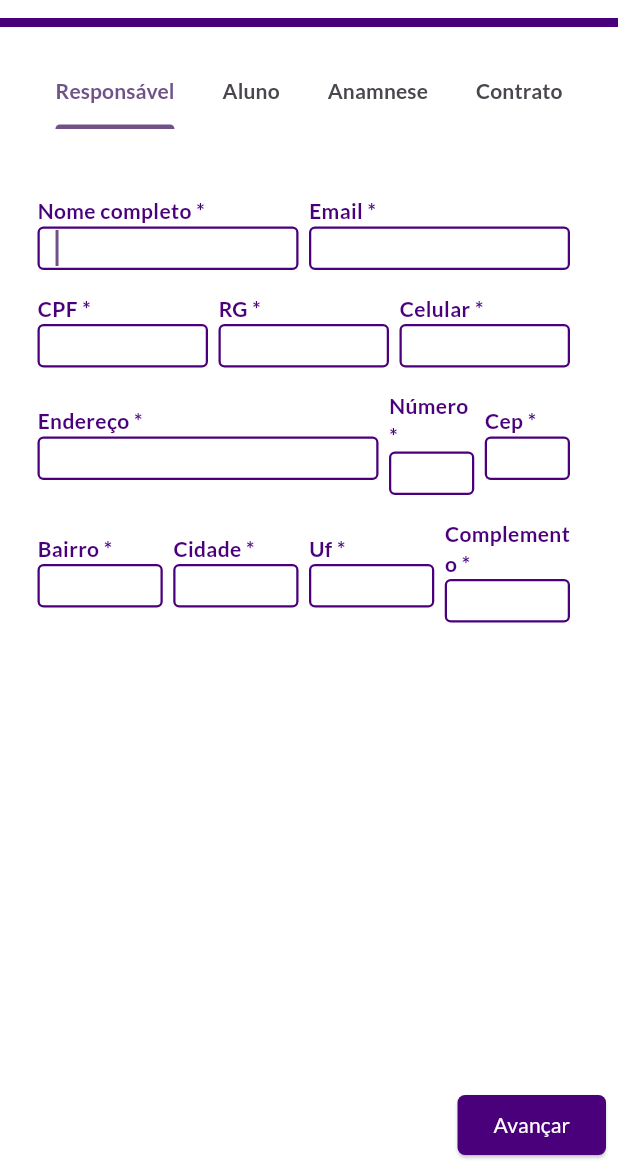
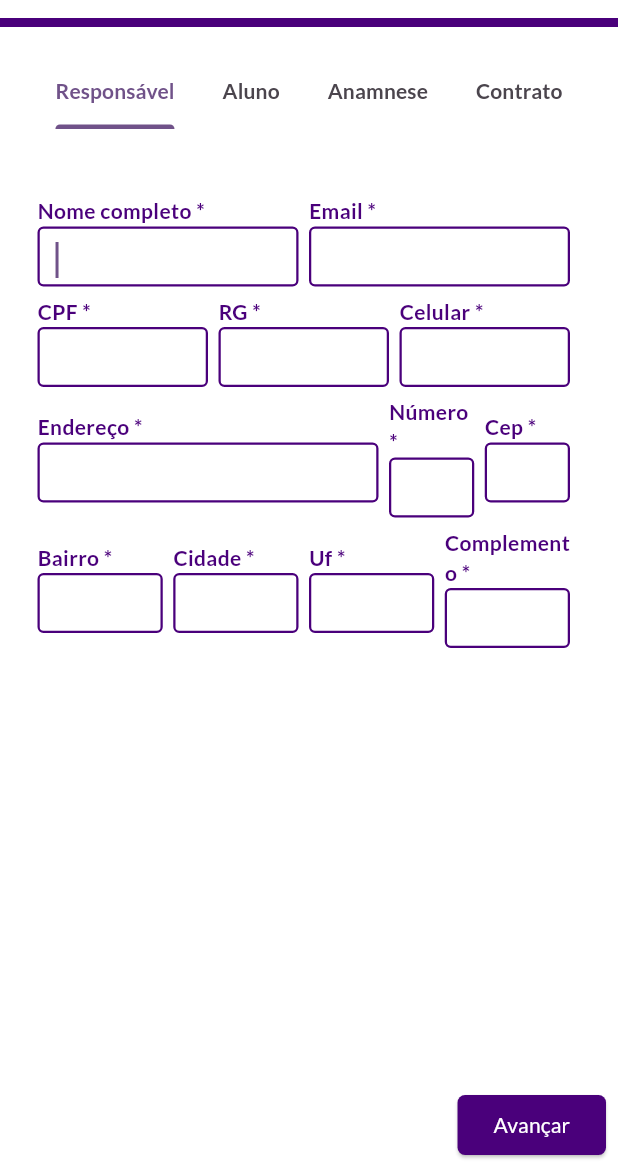
Before and after one commit to victorhug01/acadia_system, a Flutter app: the RegisterStudentPage screen opened by its route, on a phone screen of 412 x 824 dp, the part 63-1236 px from its top. Run offline on Flutter 3.47's test engine with Material 3 defaults, Android fonts, the phone set to English and light mode, and no system bars; our stand-ins replace animate_do, email_validator, google_fonts, hugeicons, image_picker, quickalert and 1 more; missing offline and left inert: window_manager; accounts and stored records are empty.

Commit message:
altura inputfield

```diff
--- a/lib/src/components/textformfields/field_component.dart
+++ b/lib/src/components/textformfields/field_component.dart
@@ -14,6 +14,7 @@ class TextFormFieldComponent extends StatefulWidget {
   final double sizeInputBorder;
   final Color? colorBorderInput;
   final double? paddingLeftInput;
+
   const TextFormFieldComponent({
     super.key,
     required this.controller,
@@ -26,7 +27,8 @@ class TextFormFieldComponent extends StatefulWidget {
     required this.autofocus,
     required this.inputBorderType,
     required this.sizeInputBorder,
-    this.colorBorderInput, this.paddingLeftInput,
+    this.colorBorderInput,
+    this.paddingLeftInput,
   });
 
   @override
@@ -36,6 +38,12 @@ class TextFormFieldComponent extends StatefulWidget {
 class _TextFormFieldComponentState extends State<TextFormFieldComponent> {
   @override
   Widget build(BuildContext context) {
+    final borderSideStyle = widget.inputBorderType.copyWith(
+      borderSide: BorderSide(
+        color: widget.colorBorderInput ?? ColorSchemeManagerClass.colorPrimary,
+        width: widget.sizeInputBorder,
+      ),
+    );
     return TextFormField(
       autofocus: widget.autofocus,
       keyboardType: widget.inputType,
@@ -45,36 +53,13 @@ class _TextFormFieldComponentState extends State<TextFormFieldComponent> {
         prefixIcon: widget.iconPrefix,
         suffixIcon: widget.iconSuffix,
         labelText: widget.labelText,
-        isDense:  true,
-        contentPadding: EdgeInsets.only(top: 0, left: widget.paddingLeftInput ?? 00.0, bottom: 5, right: 5),
+        contentPadding: EdgeInsets.symmetric(vertical: 10.0, horizontal: widget.paddingLeftInput ?? 0.0),
         labelStyle: const TextStyle(
           fontWeight: FontWeight.w500,
         ),
-        enabledBorder: widget.inputBorderType.copyWith(
-          borderSide: BorderSide(
-            color: widget.colorBorderInput ?? ColorSchemeManagerClass.colorGrey,
-            width: widget.sizeInputBorder,
-          ),
-        ),
-        focusedBorder: widget.inputBorderType.copyWith(
-          borderSide: BorderSide(
-            color:
-                widget.colorBorderInput ?? ColorSchemeManagerClass.colorPrimary,
-            width: widget.sizeInputBorder,
-          ),
-        ),
-        errorBorder: widget.inputBorderType.copyWith(
-          borderSide: BorderSide(
-            color: ColorSchemeManagerClass.colorDanger,
-            width: widget.sizeInputBorder,
-          ),
-        ),
-        focusedErrorBorder: widget.inputBorderType.copyWith(
-          borderSide: BorderSide(
-            color: ColorSchemeManagerClass.colorDanger,
-            width: widget.sizeInputBorder,
-          ),
-        ),
+        enabledBorder: borderSideStyle,
+        focusedBorder: borderSideStyle,
+        border: borderSideStyle,
       ),
       validator: widget.validator,
     );
--- a/lib/src/pages/student/components/responsible/responsible_component.dart
+++ b/lib/src/pages/student/components/responsible/responsible_component.dart
@@ -50,7 +50,7 @@ class ResponsibleComponent extends StatelessWidget with ValidationMixinClass {
             ),
           ),
           SizedBox(
-            height: 35,
+            height: 40,
             child: TextFormFieldComponent(
               paddingLeftInput: 8.0,
               colorBorderInput: ColorSchemeManagerClass.colorPrimary,
@@ -93,13 +93,13 @@ class ResponsibleComponent extends StatelessWidget with ValidationMixinClass {
               {'label': 'Nome completo', 'controller': nameController},
               {'label': 'Email', 'controller': emailController},
             ]),
-            const SizedBox(height: 10),
+            const SizedBox(height: 7),
             buildRow([
               {'label': 'CPF', 'controller': cpfController},
               {'label': 'RG', 'controller': rgController},
               {'label': 'Celular', 'controller': celularController},
             ]),
-            const SizedBox(height: 10),
+            const SizedBox(height: 7),
             buildRow([
               {
                 'label': 'Endereço',
@@ -109,7 +109,7 @@ class ResponsibleComponent extends StatelessWidget with ValidationMixinClass {
               {'label': 'Número', 'controller': numeroController},
               {'label': 'Cep', 'controller': cepController},
             ]),
-            const SizedBox(height: 10),
+            const SizedBox(height: 7),
             buildRow([
               {'label': 'Bairro', 'controller': bairroController},
               {'label': 'Cidade', 'controller': cidadeController},
```
Also changed, not shown: pubspec.lock.
